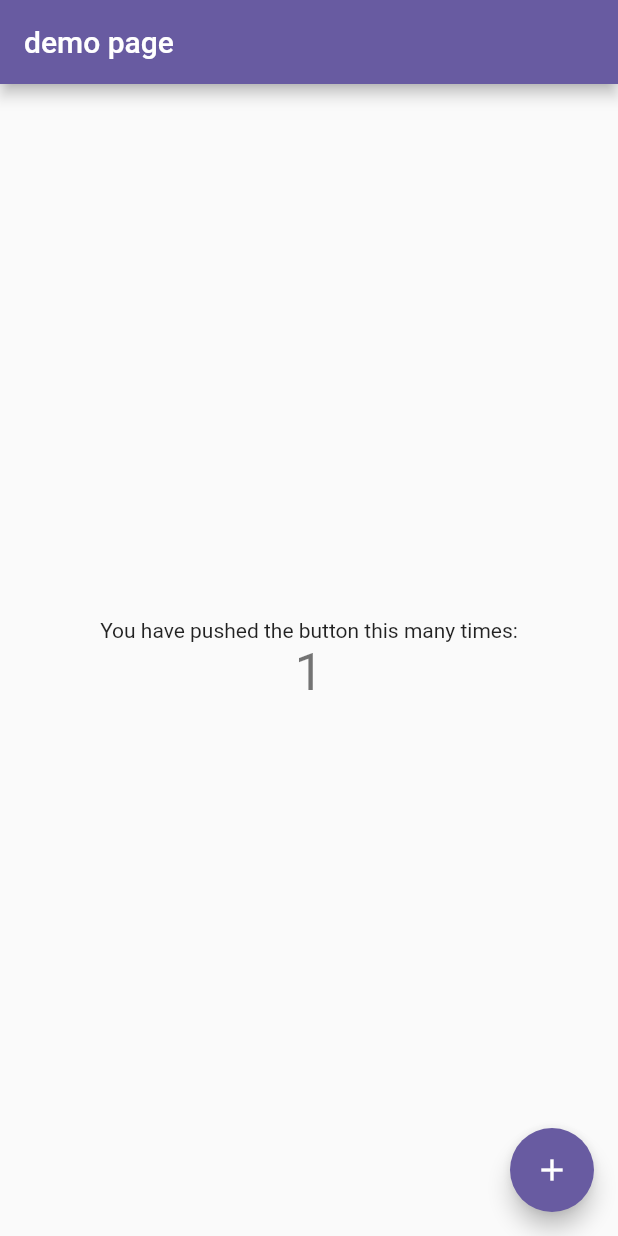
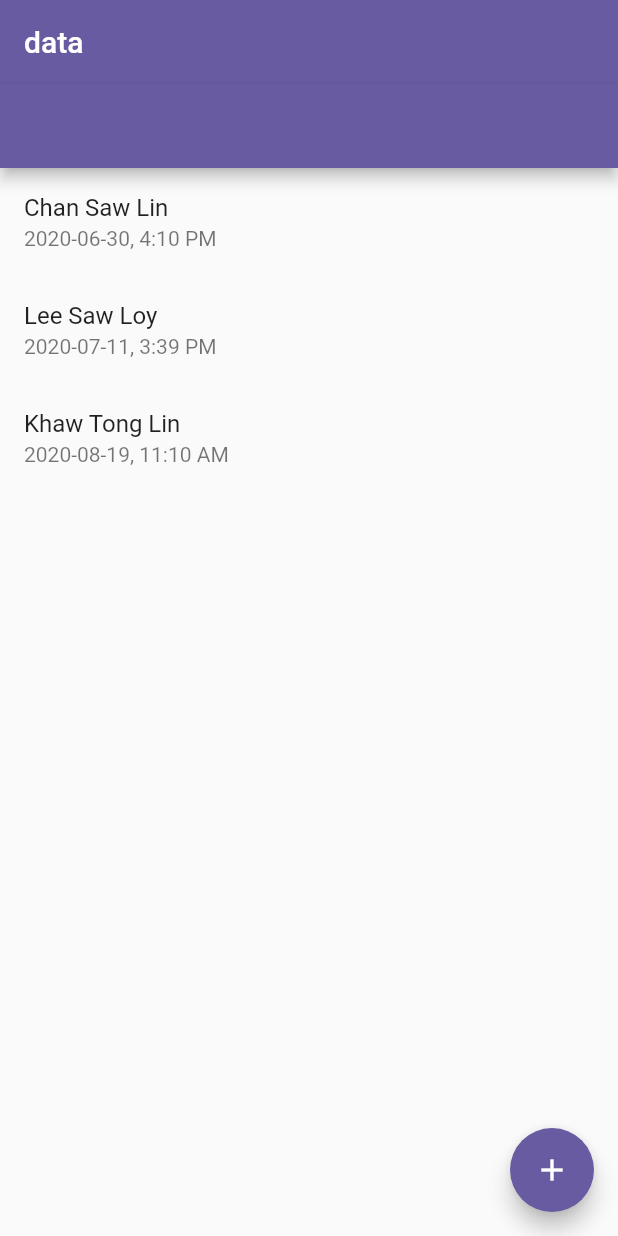
Before and after one commit to anasboyka/attendance_test, a Flutter app: the screen it shows after launch, after a tap on the "add" icon, on a phone screen of 412 x 824 dp. Run offline on Flutter 3.47's test engine with Material 2 defaults, Android fonts, the phone set to English and light mode, and no system bars; our stand-ins replace bloc, equatable, flutter_bloc, flutter_screenutil, shared_preferences.

Commit message:
setup bloc and initialize data

```diff
--- /dev/null
+++ b/lib/business_logic/bloc/attendance_bloc.dart
@@ -0,0 +1,57 @@
+import 'package:attendance_test/business_logic/cubit/attendance_cubit.dart';
+import 'package:attendance_test/data/data_repo/attendance_repository.dart';
+import 'package:attendance_test/data/models/attendance.dart';
+import 'package:bloc/bloc.dart';
+import 'package:equatable/equatable.dart';
+
+part 'attendance_event.dart';
+part 'attendance_state.dart';
+
+class AttendanceBloc extends Bloc<AttendanceEvent, AttendanceState> {
+  AttendanceBloc() : super(const AttendanceState()) {
+    on<LoadAttendance>(_onLoadAttendance);
+    on<AddAttendance>(_onAddAttendance);
+    on<UpdateAttendance>(_onUpdateAttendance);
+    on<DeleteAttendance>(_onDeleteAttendance);
+  }
+
+  _onLoadAttendance(LoadAttendance event, Emitter<AttendanceState> emit) async {
+    emit(AttendanceLoading());
+    final List<Attendance> attendanceList =
+        await AttendanceRepo().getAttendanceListPreferences();
+    attendanceList.sort(
+      (a, b) => a.checkIn.compareTo(b.checkIn),
+    );
+    emit(AttendanceLoaded(attendanceList: attendanceList));
+  }
+
+  _onAddAttendance(AddAttendance event, Emitter<AttendanceState> emit) async {
+    final state = this.state;
+    //emit(AttendanceLoading());
+    if (state is AttendanceLoaded) {
+      //print('loaded');
+      List<Attendance> attendanceList = state.attendanceList
+        ..add(event.attendance);
+      attendanceList.sort(
+        (a, b) => a.checkIn.compareTo(b.checkIn),
+      );
+      emit(AttendanceLoaded(attendanceList: attendanceList));
+    }
+  }
+
+  void _onUpdateAttendance(
+      UpdateAttendance event, Emitter<AttendanceState> emit) {
+    // final state = this.state;
+    // emit(AttendanceState(
+    //   attendanceList: List.from(state.attendanceList)..add(event.attendance),
+    // ));
+  }
+
+  void _onDeleteAttendance(
+      DeleteAttendance event, Emitter<AttendanceState> emit) {
+    // final state = this.state;
+    // emit(AttendanceState(
+    //   attendanceList: List.from(state.attendanceList)..add(event.attendance),
+    // ));
+  }
+}
--- /dev/null
+++ b/lib/business_logic/bloc/attendance_event.dart
@@ -0,0 +1,40 @@
+part of 'attendance_bloc.dart';
+
+abstract class AttendanceEvent extends Equatable {
+  const AttendanceEvent();
+
+  @override
+  List<Object> get props => [];
+}
+
+class LoadAttendance extends AttendanceEvent {
+  final List<Attendance> attendanceList;
+  const LoadAttendance({this.attendanceList = const []});
+
+  @override
+  List<Object> get props => [attendanceList];
+}
+
+class AddAttendance extends AttendanceEvent {
+  final Attendance attendance;
+  const AddAttendance({required this.attendance});
+
+  @override
+  List<Object> get props => [attendance];
+}
+
+class UpdateAttendance extends AttendanceEvent {
+  final Attendance attendance;
+  const UpdateAttendance({required this.attendance});
+
+  @override
+  List<Object> get props => [attendance];
+}
+
+class DeleteAttendance extends AttendanceEvent {
+  final Attendance attendance;
+  const DeleteAttendance({required this.attendance});
+
+  @override
+  List<Object> get props => [attendance];
+}
--- /dev/null
+++ b/lib/business_logic/bloc/attendance_state.dart
@@ -0,0 +1,23 @@
+part of 'attendance_bloc.dart';
+
+class AttendanceState extends Equatable {
+  //final List<Attendance> attendanceList;
+  // const AttendanceState({
+  //   this.attendanceList = const [],
+  // });
+  const AttendanceState();
+  @override
+  List<Object> get props => [];
+}
+
+class AttendanceInitial extends AttendanceState {}
+
+class AttendanceLoading extends AttendanceState {}
+
+class AttendanceLoaded extends AttendanceState {
+  final List<Attendance> attendanceList;
+  const AttendanceLoaded({this.attendanceList = const []});
+
+  @override
+  List<Object> get props => [attendanceList];
+}
--- a/lib/data/data_repo/attendance_repository.dart
+++ b/lib/data/data_repo/attendance_repository.dart
@@ -1 +1,106 @@
-class AttendanceRepo {}
+import 'dart:convert';
+
+import 'package:attendance_test/data/local/shared_prefences.dart';
+import 'package:attendance_test/data/models/attendance.dart';
+
+class AttendanceRepo {
+  List<Map<String, dynamic>> dataset = [
+    {
+      "user": "Chan Saw Lin",
+      "phone": "0152131113",
+      "check-in": DateTime(2020, 06, 30, 16, 10, 05),
+    },
+    {
+      "user": "Lee Saw Loy",
+      "phone": "0161231346",
+      "check-in": DateTime(2020, 07, 11, 15, 39, 59),
+    },
+    {
+      "user": "Khaw Tong Lin",
+      "phone": "0158398109",
+      "check-in": DateTime(2020, 08, 19, 11, 10, 18),
+    },
+    // {
+    //   "user": "Lim Kok Lin",
+    //   "phone": "0168279101",
+    //   "check-in": DateTime(2020, 06, 30, 11, 11, 35),
+    // },
+    // {
+    //   "user": "Low Jun Wei",
+    //   "phone": "0112731912",
+    //   "check-in": DateTime(2020, 06, 30, 13, 00, 05),
+    // },
+    // {
+    //   "user": "Yong Weng Kai",
+    //   "phone": "0172332743",
+    //   "check-in": DateTime(2020, 06, 30, 18, 10, 11),
+    // },
+    // {
+    //   "user": "Jayden Lee",
+    //   "phone": "0191236439",
+    //   "check-in": DateTime(2020, 06, 30, 08, 10, 38),
+    // },
+    // {
+    //   "user": "Kong Kah Yan",
+    //   "phone": "0111931233",
+    //   "check-in": DateTime(2020, 06, 30, 12, 00, 00),
+    // },
+    // {
+    //   "user": "Jasmine Lau",
+    //   "phone": "0162879190",
+    //   "check-in": DateTime(2020, 06, 30, 12, 10, 05),
+    // },
+    // {
+    //   "user": "Chan Saw Lin",
+    //   "phone": "016783239",
+    //   "check-in": DateTime(2020, 06, 30, 11, 59, 05),
+    // },
+    // {
+    //   "user": "Chan Saw Lin",
+    //   "phone": "016783239",
+    //   "check-in": DateTime(2020, 06, 30, 11, 59, 05),
+    // },
+    // {
+    //   "user": "Chan Saw Lin",
+    //   "phone": "016783239",
+    //   "check-in": DateTime(2020, 06, 30, 11, 59, 05),
+    // },
+    // {
+    //   "user": "Chan Saw Lin",
+    //   "phone": "016783239",
+    //   "check-in": DateTime(2020, 06, 30, 11, 59, 05),
+    // },
+    // {
+    //   "user": "Chan Saw Lin",
+    //   "phone": "016783239",
+    //   "check-in": DateTime(2020, 06, 30, 11, 59, 05),
+    // },
+  ];
+
+  Future<List<Attendance>> getAttendanceListPreferences() async {
+    String? attendanceListPref = Spreferences.getAttendanceList();
+    if (attendanceListPref != null) {
+      // print('if');
+      //print(json.decode(attendanceListPref));
+      return (json.decode(attendanceListPref) as List)
+          .map((e) => Attendance.fromMap(e))
+          .toList();
+    } else {
+      // print('else');
+      List<Attendance> attendanceList =
+          dataset.map((e) => Attendance.fromMap(e)).toList();
+      // print(attendanceList);
+      String attendanceListPref = json.encode(attendanceList);
+      await Spreferences.setAttendanceList(attendanceListPref);
+      return attendanceList;
+    }
+  }
+
+  Future<void> setAttendanceListPreferences(
+      List<Attendance> attendanceList) async {
+    List<Attendance> attendanceList =
+        dataset.map((e) => Attendance.fromMap(e)).toList();
+    String attendanceListPref = json.encode(attendanceList);
+    await Spreferences.setAttendanceList(attendanceListPref);
+  }
+}
--- a/lib/data/local/shared_prefences.dart
+++ b/lib/data/local/shared_prefences.dart
@@ -3,6 +3,7 @@ import 'package:shared_preferences/shared_preferences.dart';
 class Spreferences {
   static SharedPreferences? _preferences;
 
+  static const _attendanceList = 'attendanceList';
   static const _dateFormat = 'dateFormat';
 
   static Future init() async =>
@@ -12,4 +13,10 @@ class Spreferences {
       await _preferences!.setString(_dateFormat, format);
 
   static String? getDateFormat() => _preferences!.getString(_dateFormat);
+
+  static Future setAttendanceList(String attendaceList) async =>
+      await _preferences!.setString(_attendanceList, attendaceList);
+
+  static String? getAttendanceList() =>
+      _preferences!.getString(_attendanceList);
 }
--- a/lib/data/models/attendance.dart
+++ b/lib/data/models/attendance.dart
@@ -11,19 +11,44 @@ class Attendance extends Equatable {
     required this.checkIn,
   });
 
+  factory Attendance.fromJson(Map<String, dynamic> jsonData) {
+    return Attendance(
+      user: jsonData['user'],
+      phone: jsonData['phone'],
+      checkIn: jsonData['check-in'] is DateTime
+          ? jsonData['check-in']
+          : DateTime.parse(
+              jsonData['check-in'],
+            ),
+    );
+  }
+
+  Map<String, dynamic> toJson() => {
+        'user': user,
+        'phone': phone,
+        'check-in': checkIn.toIso8601String(),
+      };
+
+  Map<String, dynamic> toMap() => {
+        'user': user,
+        'phone': phone,
+        'check-in': checkIn.toIso8601String(),
+      };
+
   factory Attendance.fromMap(Map<String, dynamic> map) {
     return Attendance(
       user: map['user'],
       phone: map['phone'],
-      checkIn: map['check-in']?.toDate(),
+      checkIn: map['check-in'] is String
+          ? DateTime.parse(map['check-in'])
+          : map['check-in'],
+      // is DateTime
+      //     ? map['check-in']
+      //     : DateTime.parse(
+      //         map['check-in'],
+      //       ),
     );
   }
-
-  Map<String, dynamic> toMap() => {
-        'user': user,
-        'phone': phone,
-        'check-in': checkIn,
-      };
 
   Attendance copyWith({
     final String? user,
--- a/lib/main.dart
+++ b/lib/main.dart
@@ -1,13 +1,22 @@
+import 'package:attendance_test/business_logic/bloc/attendance_bloc.dart';
 import 'package:attendance_test/constants/constant_color.dart';
-import 'package:attendance_test/presentations/pages/homepage/home_page.dart';
+import 'package:attendance_test/data/local/shared_prefences.dart';
 import 'package:attendance_test/route_generator.dart';
 import 'package:flutter/material.dart';
+import 'package:flutter_bloc/flutter_bloc.dart';
 import 'package:flutter_screenutil/flutter_screenutil.dart';
 import 'package:provider/provider.dart';
 
 void main() async {
   WidgetsFlutterBinding.ensureInitialized();
-  runApp(const MyApp());
+
+  await Spreferences.init();
+
+  runApp(MultiProvider(providers: [
+    BlocProvider<AttendanceBloc>(
+      create: (context) => AttendanceBloc()..add(LoadAttendance()),
+    ),
+  ], child: const MyApp()));
 }
 
 class MyApp extends StatelessWidget {
--- a/lib/presentations/pages/homepage/home_page.dart
+++ b/lib/presentations/pages/homepage/home_page.dart
@@ -1,4 +1,10 @@
+import 'package:attendance_test/business_logic/bloc/attendance_bloc.dart';
+
+import 'package:attendance_test/constants/constant_color.dart';
+import 'package:attendance_test/data/models/attendance.dart';
 import 'package:flutter/material.dart';
+import 'package:flutter_bloc/flutter_bloc.dart';
+import 'package:intl/intl.dart';
 
 class MyHomePage extends StatefulWidget {
   const MyHomePage({super.key, required this.title});
@@ -12,34 +18,104 @@ class MyHomePage extends StatefulWidget {
 class _MyHomePageState extends State<MyHomePage> {
   int _counter = 0;
 
-  void _incrementCounter() {
-    setState(() {
-      _counter++;
-    });
-  }
-
   @override
   Widget build(BuildContext context) {
     return Scaffold(
-      appBar: AppBar(
-        title: Text(widget.title),
+      // appBar: AppBar(
+      //   title: Text(widget.title),
+      // ),
+      body: BlocBuilder<AttendanceBloc, AttendanceState>(
+        builder: (context, state) {
+          if (state is AttendanceLoaded) {
+            return NotificationListener<ScrollEndNotification>(
+              onNotification: (scrollEnd) {
+                final metrics = scrollEnd.metrics;
+                if (metrics.atEdge) {
+                  bool isLast = metrics.pixels != 0;
+                  if (isLast) {
+                    ScaffoldMessenger.of(context).showSnackBar(
+                        const SnackBar(content: Text('You reach the end')));
+                  }
+                }
+                return true;
+              },
+              child: CustomScrollView(
+                slivers: [
+                  SliverAppBar(
+                    floating: true,
+                    pinned: true,
+                    snap: true,
+                    title: const Text('data'),
+                    bottom: AppBar(
+                      title: Container(),
+                    ),
+                  ),
+                  SliverList(
+                    delegate: SliverChildListDelegate(state.attendanceList
+                        .map(
+                          (attendance) => ListTile(
+                            title: Text(attendance.user),
+                            subtitle: Text(DateFormat('yyyy-MM-dd, h:mm a')
+                                .format(attendance.checkIn)),
+                            onTap: () {},
+                          ),
+                        )
+                        .toList()),
+                  )
+                ],
+              ),
+            );
+          } else {
+            return CustomScrollView(
+              slivers: [
+                SliverAppBar(
+                  floating: true,
+                  pinned: true,
+                  snap: true,
+                  title: const Text('data'),
+                  bottom: AppBar(
+                    title: Container(),
+                  ),
+                ),
+                SliverList(
+                  delegate: SliverChildListDelegate([
+                    Container(
+                      height: 20,
+                      width: 20,
+                      color: kcBlack,
+                    )
+                  ]),
+                ),
+              ],
+            );
+          }
+        },
       ),
-      body: Center(
-        child: Column(
-          mainAxisAlignment: MainAxisAlignment.center,
-          children: <Widget>[
-            const Text(
-              'You have pushed the button this many times:',
-            ),
-            Text(
-              '$_counter',
-              style: Theme.of(context).textTheme.headline4,
-            ),
-          ],
-        ),
-      ),
+      // Center(
+      //   child: Column(
+      //     mainAxisAlignment: MainAxisAlignment.center,
+      //     children: <Widget>[
+      //       BlocBuilder<AttendanceCubit, AttendanceState>(
+      //         builder: (context, state) {
+      //           return Text(state.attendanceList.toString());
+      //         },
+      //       ),
+      //       Text(
+      //         '$_counter',
+      //         style: Theme.of(context).textTheme.headline4,
+      //       ),
+      //     ],
+      //   ),
+      // ),
       floatingActionButton: FloatingActionButton(
-        onPressed: _incrementCounter,
+        onPressed: () {
+          print(DateTime(2020, 06, 30, 16, 10, 05));
+          context.read<AttendanceBloc>().add(AddAttendance(
+              attendance: Attendance(
+                  user: 'user', phone: 'phone', checkIn: DateTime.now())));
+          // context.read<AttendanceCubit>().addAttendance(Attendance(
+          //     user: 'user', phone: 'phone', checkIn: DateTime.now()));
+        },
         tooltip: 'Increment',
         child: const Icon(Icons.add),
       ),
--- a/pubspec.yaml
+++ b/pubspec.yaml
@@ -43,6 +43,7 @@ dependencies:
   provider: ^6.0.4
   shared_preferences: ^2.0.15
   url_launcher: ^6.1.7
+  timeago: ^3.3.0
 
 
   # The following adds the Cupertino Icons font to your application.
```
Also changed, not shown: pubspec.lock.
